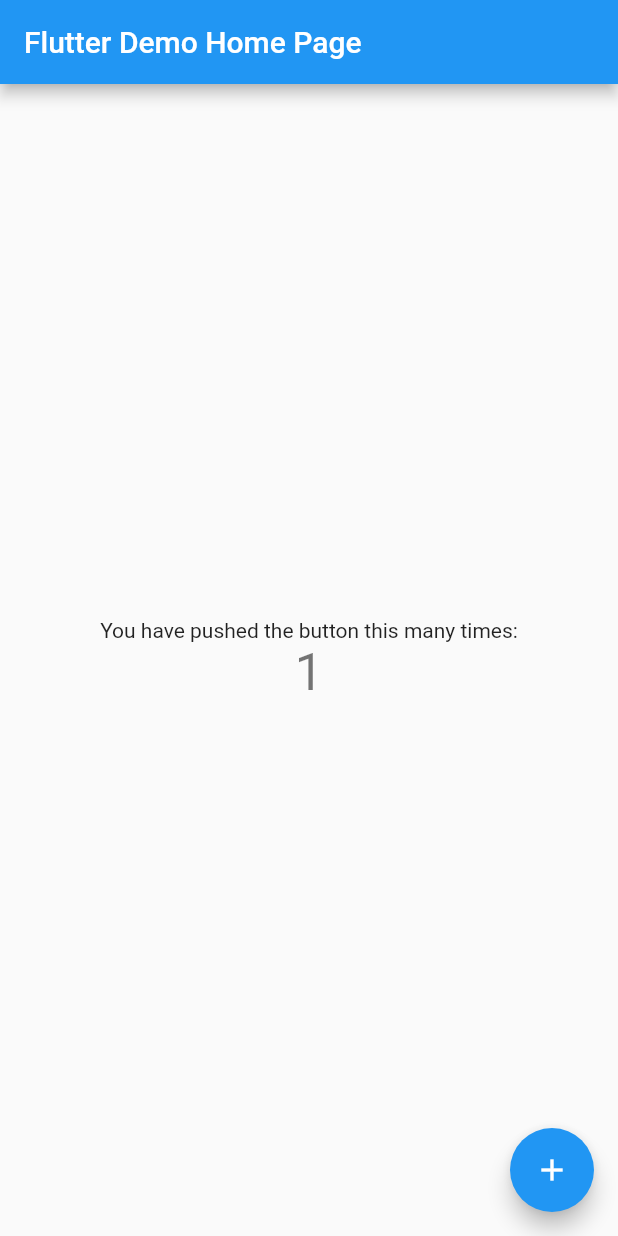
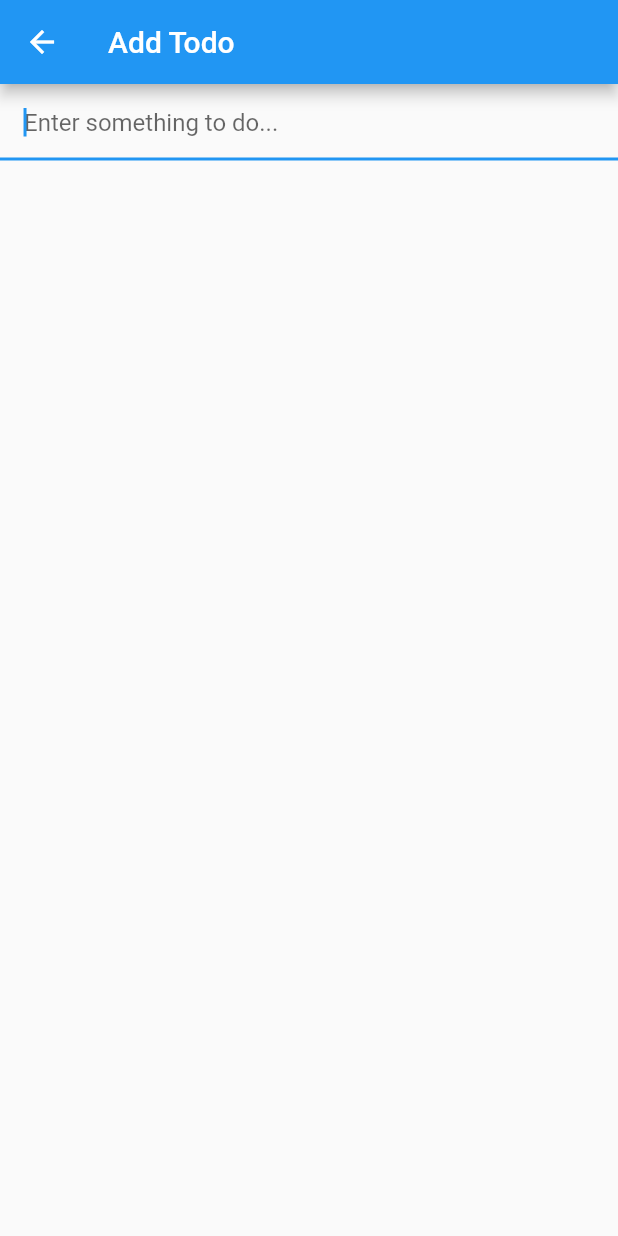
Before and after one commit to surajadkhari/todo_app, a Flutter app: the screen it shows after launch, after a tap on the "add" icon, on a phone screen of 412 x 824 dp. Run offline on Flutter 3.47's test engine with Material 2 defaults, Android fonts, the phone set to English and light mode, and no system bars.

Commit message:
todo app

```diff
--- a/lib/main.dart
+++ b/lib/main.dart
@@ -1,117 +1,132 @@
 import 'package:flutter/material.dart';
 
-void main() {
-  runApp(MyApp());
-}
+void main() => runApp(TodoApp());
 
-class MyApp extends StatelessWidget {
-  // This widget is the root of your application.
+class TodoApp extends StatelessWidget {
   @override
   Widget build(BuildContext context) {
-    return MaterialApp(
-      title: 'Flutter Demo',
-      theme: ThemeData(
-        // This is the theme of your application.
-        //
-        // Try running your application with "flutter run". You'll see the
-        // application has a blue toolbar. Then, without quitting the app, try
-        // changing the primarySwatch below to Colors.green and then invoke
-        // "hot reload" (press "r" in the console where you ran "flutter run",
-        // or simply save your changes to "hot reload" in a Flutter IDE).
-        // Notice that the counter didn't reset back to zero; the application
-        // is not restarted.
-        primarySwatch: Colors.blue,
-        // This makes the visual density adapt to the platform that you run
-        // the app on. For desktop platforms, the controls will be smaller and
-        // closer together (more dense) than on mobile platforms.
-        visualDensity: VisualDensity.adaptivePlatformDensity,
-      ),
-      home: MyHomePage(title: 'Flutter Demo Home Page'),
-    );
+    return MaterialApp(title: 'Todo List', home: TodoList());
   }
 }
 
-class MyHomePage extends StatefulWidget {
-  MyHomePage({Key key, this.title}) : super(key: key);
+class Todo {
+  int id;
+  String title;
+  DateTime date;
 
-  // This widget is the home page of your application. It is stateful, meaning
-  // that it has a State object (defined below) that contains fields that affect
-  // how it looks.
-
-  // This class is the configuration for the state. It holds the values (in this
-  // case the title) provided by the parent (in this case the App widget) and
-  // used by the build method of the State. Fields in a Widget subclass are
-  // always marked "final".
-
-  final String title;
-
-  @override
-  _MyHomePageState createState() => _MyHomePageState();
+  Todo({this.id, this.title, this.date});
 }
 
-class _MyHomePageState extends State<MyHomePage> {
-  int _counter = 0;
+class TodoList extends StatefulWidget {
+  @override
+  createState() => TodoListState();
+}
 
-  void _incrementCounter() {
-    setState(() {
-      // This call to setState tells the Flutter framework that something has
-      // changed in this State, which causes it to rerun the build method below
-      // so that the display can reflect the updated values. If we changed
-      // _counter without calling setState(), then the build method would not be
-      // called again, and so nothing would appear to happen.
-      _counter++;
-    });
+class TodoListState extends State<TodoList> {
+  List<Todo> _todoList = [];
+
+  void _addTodoItem(Todo task) {
+    if (task.title != null) {
+      setState(() {
+        _todoList.add(task);
+        _todoList.sort((a, b) => b.date.compareTo(a.date));
+      });
+    }
+  }
+
+  void _editTodoItem(Todo task, int index) {
+    if (task.title != null) {
+      setState(() {
+        _todoList.removeAt(index);
+        _todoList.add(task);
+        _todoList.sort((a, b) => b.date.compareTo(a.date));
+      });
+    }
+  }
+
+  void _removeTodoItem(int index) {
+    setState(() => _todoList.removeAt(index));
+  }
+
+  // Build the whole list of todo items
+  Widget _buildTodoList() {
+    return ListView.builder(
+      itemBuilder: (context, index) {
+        if (index < _todoList.length) {
+          return _buildTodoItem(_todoList[index], index);
+        }
+      },
+    );
+  }
+
+  // Build a single todo item
+  Widget _buildTodoItem(Todo todoText, int index) {
+    return ListTile(
+      title: Text(todoText.title),
+      subtitle: Text(todoText.date.toString().substring(0, 19)),
+      trailing: PopupMenuButton(
+        itemBuilder: (context) {
+          return [
+            PopupMenuItem(
+              child: Text("Edit"),
+              value: 'edit',
+            ),
+            PopupMenuItem(
+              child: Text("Delete"),
+              value: 'delete',
+            )
+          ];
+        },
+        onSelected: (value) {
+          switch (value) {
+            case "edit":
+              {
+                pushAddTodoScreen(todoText, 'Edit todo', index);
+              }
+              break;
+            case "delete":
+              {
+                _removeTodoItem(index);
+              }
+              break;
+          }
+        },
+      ),
+    );
   }
 
   @override
   Widget build(BuildContext context) {
-    // This method is rerun every time setState is called, for instance as done
-    // by the _incrementCounter method above.
-    //
-    // The Flutter framework has been optimized to make rerunning build methods
-    // fast, so that you can just rebuild anything that needs updating rather
-    // than having to individually change instances of widgets.
     return Scaffold(
-      appBar: AppBar(
-        // Here we take the value from the MyHomePage object that was created by
-        // the App.build method, and use it to set our appbar title.
-        title: Text(widget.title),
-      ),
-      body: Center(
-        // Center is a layout widget. It takes a single child and positions it
-        // in the middle of the parent.
-        child: Column(
-          // Column is also a layout widget. It takes a list of children and
-          // arranges them vertically. By default, it sizes itself to fit its
-          // children horizontally, and tries to be as tall as its parent.
-          //
-          // Invoke "debug painting" (press "p" in the console, choose the
-          // "Toggle Debug Paint" action from the Flutter Inspector in Android
-          // Studio, or the "Toggle Debug Paint" command in Visual Studio Code)
-          // to see the wireframe for each widget.
-          //
-          // Column has various properties to control how it sizes itself and
-          // how it positions its children. Here we use mainAxisAlignment to
-          // center the children vertically; the main axis here is the vertical
-          // axis because Columns are vertical (the cross axis would be
-          // horizontal).
-          mainAxisAlignment: MainAxisAlignment.center,
-          children: <Widget>[
-            Text(
-              'You have pushed the button this many times:',
-            ),
-            Text(
-              '$_counter',
-              style: Theme.of(context).textTheme.headline4,
-            ),
-          ],
-        ),
-      ),
+      appBar: AppBar(title: Text('Todo List ')),
+      body: _buildTodoList(),
       floatingActionButton: FloatingActionButton(
-        onPressed: _incrementCounter,
-        tooltip: 'Increment',
-        child: Icon(Icons.add),
-      ), // This trailing comma makes auto-formatting nicer for build methods.
+          onPressed: () => pushAddTodoScreen(Todo(title: ''), 'Add Todo', 0),
+          tooltip: 'Add task',
+          child: Icon(Icons.add)),
     );
   }
+
+  pushAddTodoScreen(Todo todo, String title, int index) {
+    Navigator.of(context).push(MaterialPageRoute(builder: (context) {
+      TextEditingController _todoController =
+          TextEditingController(text: todo.title ?? '');
+      return Scaffold(
+          appBar: AppBar(title: Text(title ?? 'Add a new task')),
+          body: TextField(
+            autofocus: true,
+            controller: _todoController,
+            onSubmitted: (val) {
+              if (index != 0)
+                _editTodoItem(Todo(date: DateTime.now(), title: val), index);
+              else
+                _addTodoItem(Todo(date: DateTime.now(), title: val));
+              Navigator.pop(context); // Close the add todo screen
+            },
+            decoration: InputDecoration(
+                hintText: 'Enter something to do...',
+                contentPadding: const EdgeInsets.all(16.0)),
+          ));
+    }));
+  }
 }
```
